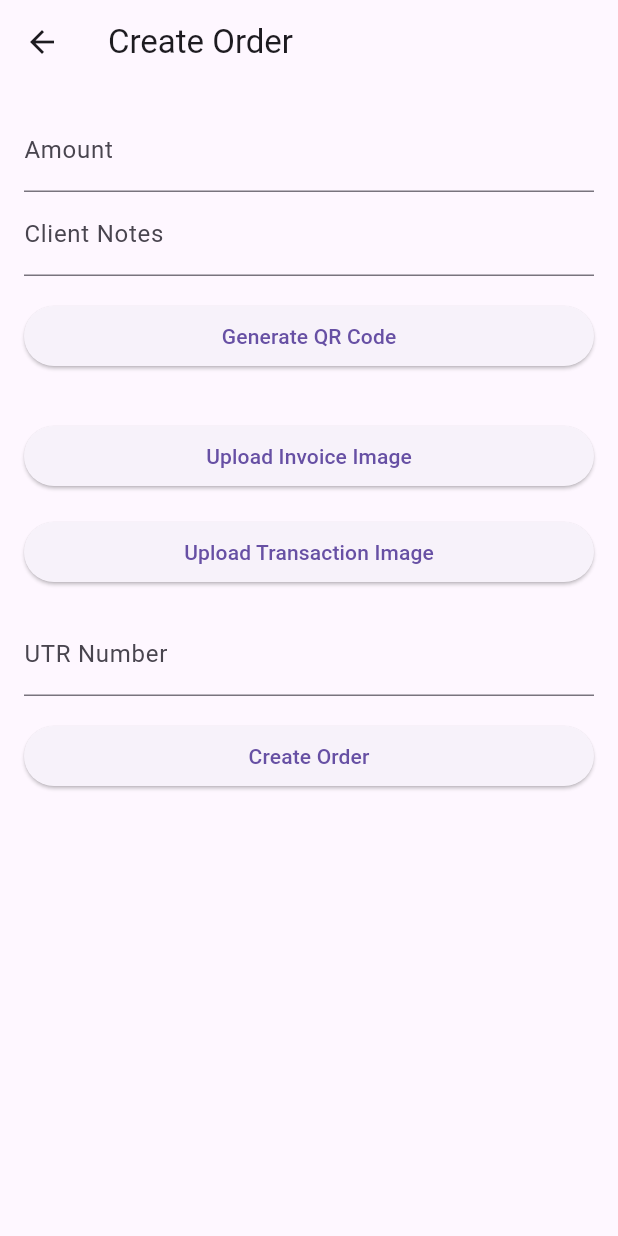
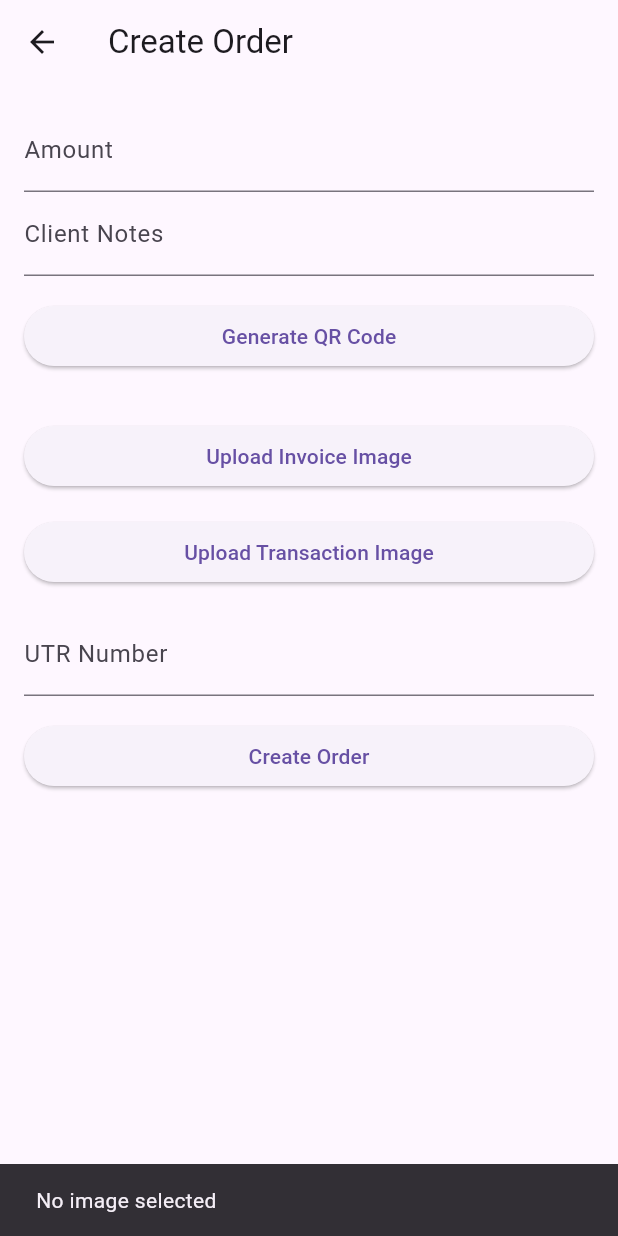
Before and after one commit to Pragament/flutter_upi_credit_debit_log, a Flutter app: the CreateOrderScreen screen opened directly, after a tap on "Upload Invoice Image", on a phone screen of 412 x 824 dp. Run offline on Flutter 3.47's test engine with Material 3 defaults, Android fonts, the phone set to English and light mode, and no system bars; our stand-ins replace animated_bottom_navigation_bar, hive, hive_flutter, image_picker, local_auth, qr_flutter; missing offline and left inert: qr_code_scanner; accounts and stored records are empty.

```diff
--- a/lib/Create.dart
+++ b/lib/Create.dart
@@ -61,7 +61,9 @@ class _CreateOrderScreenState extends State<CreateOrderScreen> {
   void _generateQrCode() {
     if (_upiId == null || _merchantName == null) {
       ScaffoldMessenger.of(context).showSnackBar(
-        const SnackBar(content: Text('UPI ID or Merchant Name is missing. Please configure it in settings.')),
+        const SnackBar(
+            content: Text(
+                'UPI ID or Merchant Name is missing. Please configure it in settings.')),
       );
       return;
     }
@@ -91,20 +93,54 @@ class _CreateOrderScreenState extends State<CreateOrderScreen> {
   }
 
   Future<void> _pickInvoiceImage() async {
-    final pickedFile = await ImagePicker().pickImage(source: ImageSource.gallery);
+    try {
+      final pickedFile =
+          await ImagePicker().pickImage(source: ImageSource.gallery);
+      if (!mounted) return; // Ensure the widget is still mounted
+
       if (pickedFile != null) {
         setState(() {
           _invoiceImage = pickedFile.path;
         });
+      } else {
+        // Handle the case when no image is selected
+        ScaffoldMessenger.of(context).showSnackBar(
+          const SnackBar(content: Text('No image selected')),
+        );
+      }
+    } catch (e) {
+      // Log the error and show a snackbar
+      if (!mounted) return; // Ensure the widget is still mounted
+
+      ScaffoldMessenger.of(context).showSnackBar(
+        SnackBar(content: Text('Failed to pick image: $e')),
+      );
     }
   }
 
   Future<void> _pickTransactionImage() async {
-    final pickedFile = await ImagePicker().pickImage(source: ImageSource.gallery);
+    try {
+      final pickedFile =
+          await ImagePicker().pickImage(source: ImageSource.gallery);
+      if (!mounted) return; // Ensure the widget is still mounted
+
       if (pickedFile != null) {
         setState(() {
           _transactionImage = pickedFile.path;
         });
+      } else {
+        // Handle the case when no image is selected
+        ScaffoldMessenger.of(context).showSnackBar(
+          const SnackBar(content: Text('No image selected')),
+        );
+      }
+    } catch (e) {
+      // Log the error and show a snackbar
+      if (!mounted) return; // Ensure the widget is still mounted
+
+      ScaffoldMessenger.of(context).showSnackBar(
+        SnackBar(content: Text('Failed to pick image: $e')),
+      );
     }
   }
 
```
Also changed, not shown: 7 other files. Lines whose indentation alone changed are shown as unchanged.
